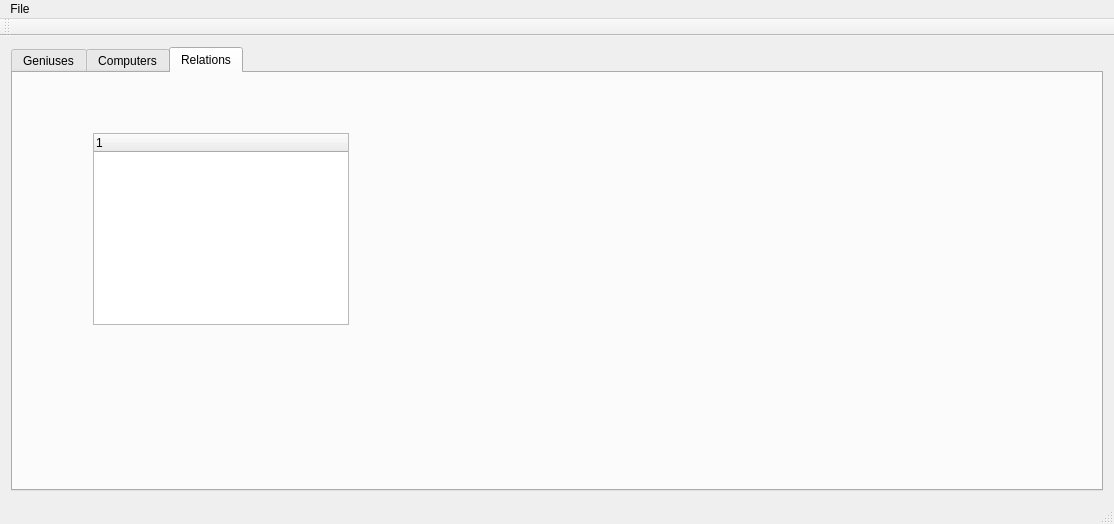
Before: the Qt Designer form mainwindow.ui in danielm15/VLN1-2016-Hopur_16, drawn with Qt 5.
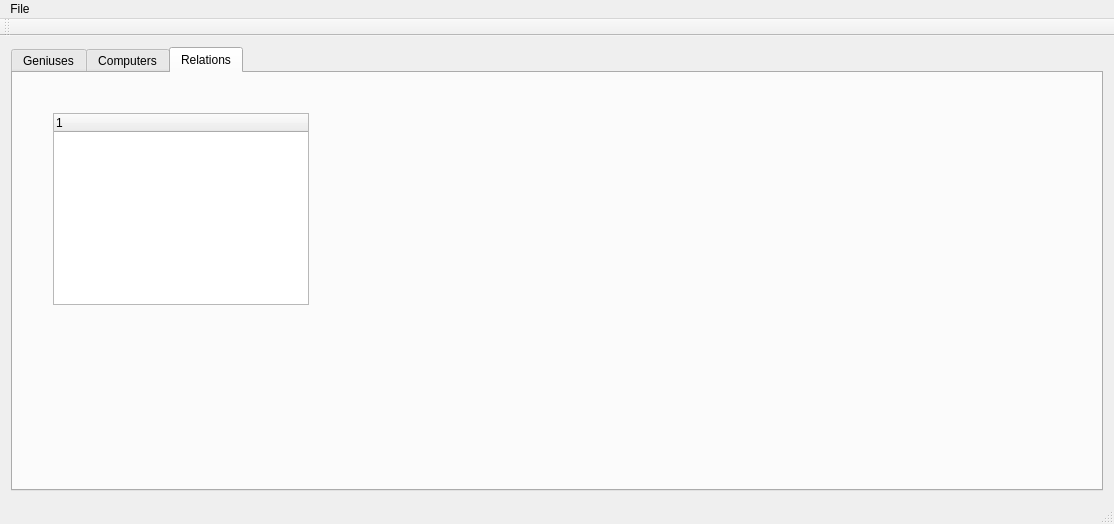
After: the same form once the commit is applied. The open tabs and pages were chosen to show the change. Icons and pictures are not drawn.

Commit message: Fixed bug where program was crashing after adding a new genius or computer, problem with not caching both vectors

The edit to the form file:
```diff
--- a/mainwindow.ui
+++ b/mainwindow.ui
@@ -243,8 +243,8 @@
        <widget class="QTreeWidget" name="treeWidget">
         <property name="geometry">
          <rect>
-          <x>80</x>
-          <y>60</y>
+          <x>40</x>
+          <y>40</y>
           <width>256</width>
           <height>192</height>
          </rect>
```
Left out of the diff: 4 changed lines with no effect on the pictures. The commit also changes 1 other file.
